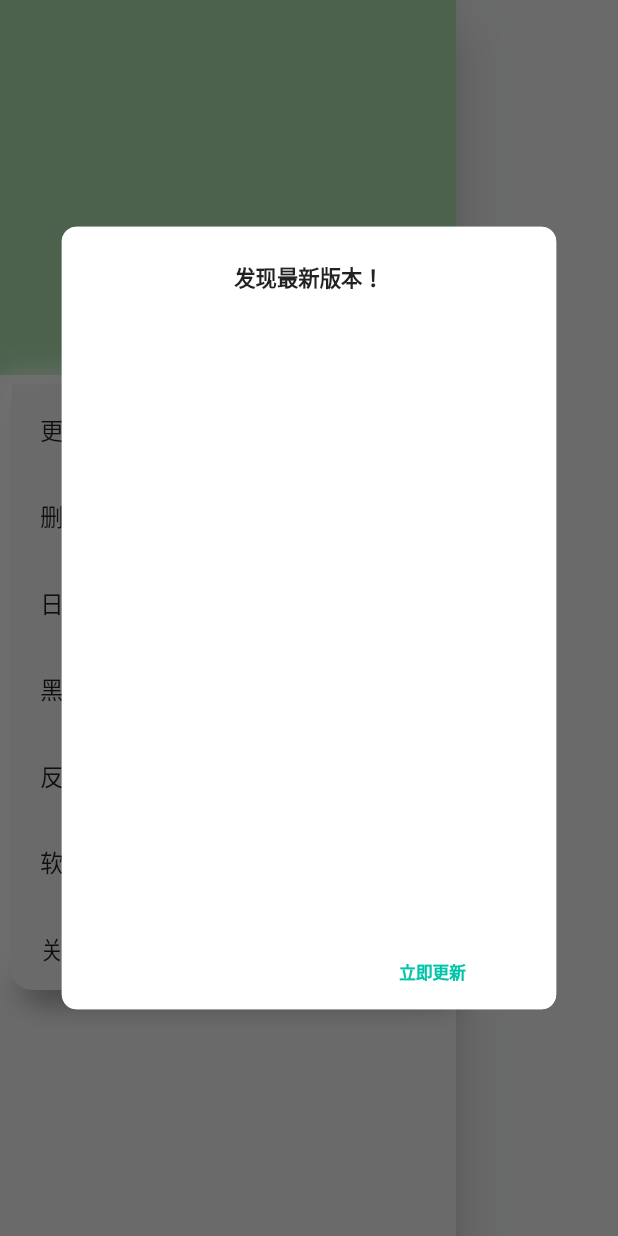
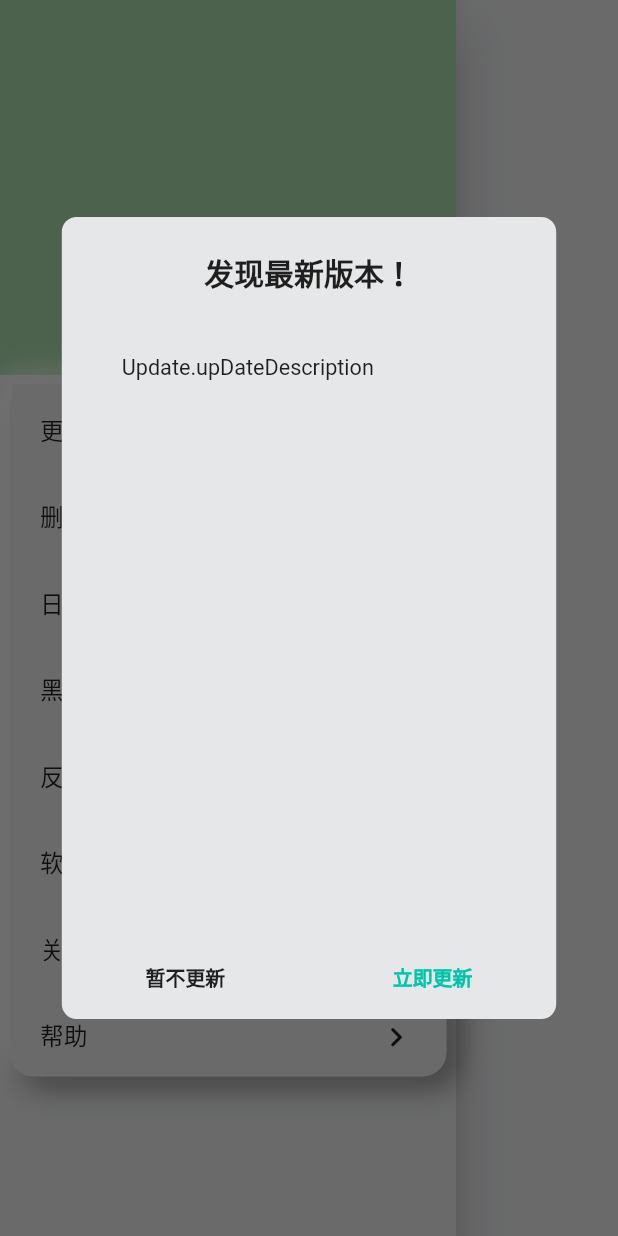
Before and after one commit to VaIOReTto1/CumtLogin, a Flutter app: the DrawerPage widget shown alone on an empty page, opened directly, after a tap on "软件更新", on a phone screen of 412 x 824 dp. Run offline on Flutter 3.47's test engine with Material 2 defaults, Android fonts, the phone set to English and light mode, and no system bars; our stand-ins replace cached_network_image, dio, flutter_screenutil, image_picker, material_design_icons_flutter, package_info and 1 more; missing offline and left inert: flutter_picker; accounts and stored records are empty; network calls fail.

Commit message:
feature:add_help_page_and_q_button
feature:add_help_page_and_q_button

```diff
--- a/lib/drawer/drawer_button.dart
+++ b/lib/drawer/drawer_button.dart
@@ -7,6 +7,7 @@ import 'package:provider/provider.dart';
 import '../config.dart';
 import 'aboutUs/pages/about_page.dart';
 import 'feedback/feedback.dart';
+import 'help/help_page.dart';
 
 class AboutButton extends StatefulWidget {
   const AboutButton({Key? key, }) : super(key: key);
@@ -192,3 +193,35 @@ class _FeedBackButtonState extends State<FeedBackButton> {
         ));
   }
 }
+
+class HelpButton extends StatefulWidget {
+  const HelpButton({Key? key}) : super(key: key);
+
+  @override
+  State<HelpButton> createState() => _HelpButtonState();
+}
+
+class _HelpButtonState extends State<HelpButton> {
+  @override
+  Widget build(BuildContext context) {
+    return InkWell(
+        onTap: () {
+          toHelpPage(context);
+        },
+        child: SizedBox(
+          width: MediaQuery.of(context).size.width*0.7,
+          height: MediaQuery.of(context).size.height*0.07,
+          child: Padding(
+              padding: EdgeInsets.all(UIConfig.paddingAll*3),
+              child: Row(
+                children: [
+                  Expanded(
+                    child: Text("帮助", style: TextStyle( fontSize: UIConfig.fontSizeMain * 1.2)),
+                  ),
+                  Icon(Icons.keyboard_arrow_right_rounded,size: UIConfig.fontSizeMin * 2.5,),
+                ],
+              )
+          ),
+        ));
+  }
+}
--- a/lib/drawer/drawer_page.dart
+++ b/lib/drawer/drawer_page.dart
@@ -19,9 +19,11 @@ class _DrawerPageState extends State<DrawerPage> {
     return Drawer(
         child: Column(
           children: [
-            Container(
-              height: 250,
-              color: Theme.of(context).colorScheme.primary,
+            SingleChildScrollView(
+              child: Container(
+                height: 250,
+                color: Theme.of(context).colorScheme.primary,
+              ),
             ),
             Padding(
                   padding: EdgeInsets.all(UIConfig.paddingAll),
@@ -51,7 +53,8 @@ class _DrawerPageState extends State<DrawerPage> {
                             ThemeButton(themeData: AppTheme.darkTheme().themeData,text: "黑夜模式",),
                             const FeedBackButton(),
                             const UpdatecheckButton(),
-                            const AboutButton()
+                            const AboutButton(),
+                            const HelpButton()
                           ],
                         ),
                       )
--- a/lib/drawer/theme/theme_color.dart
+++ b/lib/drawer/theme/theme_color.dart
@@ -9,13 +9,9 @@ class AppTheme {
   factory AppTheme.darkTheme() {
     return AppTheme(
       ThemeData(
-        drawerTheme: DrawerThemeData(
-            backgroundColor: Colors.grey.shade700
-        ),
+        drawerTheme: DrawerThemeData(backgroundColor: Colors.grey.shade700),
         appBarTheme: AppBarTheme(
-            iconTheme: IconThemeData(
-color: Colors.white
-            ),
+            iconTheme: IconThemeData(color: Colors.white),
             toolbarTextStyle: const TextTheme(
               //更改appbar标题颜色
               titleLarge: TextStyle(
@@ -59,7 +55,7 @@ color: Colors.white
           //Picker颜色
           secondary: Colors.black87,
           error: Colors.redAccent[700]!,
-          background: Colors.grey.shade700,
+          background: Colors.grey[700]!,
           brightness: Brightness.dark,
           onBackground: Colors.black38,
           onError: Colors.white,
@@ -76,8 +72,7 @@ color: Colors.white
     return AppTheme(
       ThemeData(
         drawerTheme: const DrawerThemeData(
-          backgroundColor: Color.fromRGBO(230, 231, 233, 1)
-        ),
+            backgroundColor: Color.fromRGBO(230, 231, 233, 1)),
         appBarTheme: AppBarTheme(
             toolbarTextStyle: const TextTheme(
               //更改appbar标题颜色
@@ -99,17 +94,19 @@ color: Colors.white
         //更改弹窗颜色
         popupMenuTheme: PopupMenuThemeData(
           //更改按钮弹窗颜色
-            color: Colors.green[100],),
+          color: Colors.green[100],
+        ),
 
         outlinedButtonTheme: OutlinedButtonThemeData(
           style: ButtonStyle(
-            side: MaterialStateProperty.all(BorderSide(color: Colors.green[200]!)),
+            side: MaterialStateProperty.all(
+                BorderSide(color: Colors.green[200]!)),
             //更改边框颜色
             foregroundColor:
-            MaterialStateProperty.all(Colors.greenAccent[200]), //更改按钮字体颜色
+                MaterialStateProperty.all(Colors.greenAccent[200]), //更改按钮字体颜色
           ),
         ),
-        elevatedButtonTheme:  ElevatedButtonThemeData(
+        elevatedButtonTheme: ElevatedButtonThemeData(
             style: ButtonStyle(
                 backgroundColor: MaterialStatePropertyAll(Colors.green[200]))),
 
@@ -136,7 +133,7 @@ color: Colors.white
 }
 
 class ThemeProvider with ChangeNotifier {
-  static ThemeData _themeData = ThemeData.light();
+  static ThemeData _themeData = AppTheme.LightTheme().themeData;
   static Brightness _brightness = Brightness.light;
   static const String _themeKey = 'brightness';
 
--- a/lib/drawer/update/app_upgrade2.dart
+++ b/lib/drawer/update/app_upgrade2.dart
@@ -105,15 +105,14 @@ class _UpgradeDialogState extends State<UpgradeDialog> {
     return new Center(
       // 剧中组件
       child: new Material(
+        color: Theme.of(context).colorScheme.background,
         borderRadius: BorderRadius.circular(UIConfig.borderRadiusEntry),
         child: new Container(
           width: MediaQuery.of(context).size.width * 0.8, // 宽度是整宽的百分之80
           padding: EdgeInsets.fromLTRB(
               0, UIConfig.paddingVertical * 2, 0, UIConfig.paddingVertical * 2),
           decoration: BoxDecoration(
-            color: Theme.of(context).colorScheme.primary == Colors.blue
-                ? Colors.grey.shade300
-                : Theme.of(context).cardColor,
+            color: Theme.of(context).colorScheme.background,
             borderRadius: BorderRadius.all(
                 Radius.circular(UIConfig.borderRadiusEntry)), // 圆角
           ),
@@ -127,7 +126,7 @@ class _UpgradeDialogState extends State<UpgradeDialog> {
                 child: Text("发现最新版本！",
                     style: TextStyle(
                         fontWeight: FontWeight.bold,
-                        fontSize: UIConfig.fontSizeSubTitle)),
+                        fontSize: UIConfig.fontSizeSubTitle*1.5)),
               ),
               Container(
                 height: 400,
@@ -139,11 +138,7 @@ class _UpgradeDialogState extends State<UpgradeDialog> {
                           horizontal: 40.0, vertical: 15.0),
                       child: new Text('$Update.upDateDescription',
                           style: new TextStyle(
-                              color: Theme.of(context).colorScheme.primary ==
-                                      Colors.blue
-                                  ? Color(0xff7A7A7A)
-                                  : Colors.white,
-                              fontSize: UIConfig.fontSizeSubMain))),
+                              fontSize: UIConfig.fontSizeSubMain*1.4))),
                 ),
               ),
               Row(
@@ -156,13 +151,7 @@ class _UpgradeDialogState extends State<UpgradeDialog> {
                               child: Text("暂不更新",
                                   style: TextStyle(
                                       fontWeight: FontWeight.w600,
-                                      color: Theme.of(context)
-                                                  .colorScheme
-                                                  .primary ==
-                                              Colors.blue
-                                          ? Colors.black38
-                                          : Colors.white,
-                                      fontSize: UIConfig.fontSizeSubMain)))),
+                                      fontSize: UIConfig.fontSizeSubMain*1.3)))),
                       onTap: () async {
                         Update.saveIsIgnore(true);
                         setState(() {
@@ -181,7 +170,7 @@ class _UpgradeDialogState extends State<UpgradeDialog> {
                                   style: TextStyle(
                                       fontWeight: FontWeight.w600,
                                       color: Color(0xff00c5a8),
-                                  fontSize: UIConfig.fontSizeSubMain)),
+                                      fontSize: UIConfig.fontSizeSubMain*1.3)),
                             )),
                         onTap: () async {
                           Update.saveIsIgnore(false);
@@ -219,48 +208,42 @@ class _UpgradeDialog2State extends State<UpgradeDialog2> {
 
   @override
   Widget build(BuildContext context) {
-    return Center(
+    return new Center(
       // 剧中组件
-      child: Material(
+      child: new Material(
+        color: Theme.of(context).colorScheme.background,
         borderRadius: BorderRadius.circular(UIConfig.borderRadiusEntry),
-        child: Container(
+        child: new Container(
           width: MediaQuery.of(context).size.width * 0.8, // 宽度是整宽的百分之80
           padding: EdgeInsets.fromLTRB(
               0, UIConfig.paddingVertical * 2, 0, UIConfig.paddingVertical * 2),
           decoration: BoxDecoration(
-            color: Theme.of(context).colorScheme.primary == Colors.blue
-                ? Colors.grey.shade300
-                : Theme.of(context).cardColor,
-            borderRadius: const BorderRadius.all(
+            borderRadius: BorderRadius.all(
                 Radius.circular(UIConfig.borderRadiusEntry)), // 圆角
           ),
           child: Wrap(
             runSpacing: 10,
             children: <Widget>[
               Container(
-                padding: const EdgeInsets.symmetric(vertical: 15, horizontal: 20),
+                padding: EdgeInsets.symmetric(vertical: 15, horizontal: 20),
                 width: double.infinity,
                 alignment: Alignment.center,
                 child: Text("发现最新版本！",
                     style: TextStyle(
                         fontWeight: FontWeight.bold,
-                        fontSize: UIConfig.fontSizeSubTitle)),
+                        fontSize: UIConfig.fontSizeSubTitle*1.4)),
               ),
               Container(
                 height: 400,
                 width: double.infinity,
-                child: SingleChildScrollView(
-                  physics: const BouncingScrollPhysics(),
+                child: new SingleChildScrollView(
+                  physics: BouncingScrollPhysics(),
                   child: Padding(
-                      padding: const EdgeInsets.symmetric(
+                      padding: EdgeInsets.symmetric(
                           horizontal: 40.0, vertical: 15.0),
-                      child: Text('$Update.upDateDescription',
-                          style: TextStyle(
-                              color: Theme.of(context).colorScheme.primary ==
-                                  Colors.blue
-                                  ? const Color(0xff7A7A7A)
-                                  : Colors.white,
-                              fontSize: UIConfig.fontSizeSubMain))),
+                      child: new Text('$Update.upDateDescription',
+                          style: new TextStyle(
+                              fontSize: UIConfig.fontSizeSubMain*1.3))),
                 ),
               ),
               Row(
@@ -269,17 +252,11 @@ class _UpgradeDialog2State extends State<UpgradeDialog2> {
                     child: InkWell(
                       child: Center(
                           child: Container(
-                              padding: const EdgeInsets.symmetric(vertical: 10),
+                              padding: EdgeInsets.symmetric(vertical: 10),
                               child: Text("暂不更新",
                                   style: TextStyle(
                                       fontWeight: FontWeight.w600,
-                                      color: Theme.of(context)
-                                          .colorScheme
-                                          .primary ==
-                                          Colors.blue
-                                          ? Colors.black38
-                                          : Colors.white,
-                                      fontSize: UIConfig.fontSizeSubMain)))),
+                                      fontSize: UIConfig.fontSizeSubMain*1.2)))),
                       onTap: () async {
                         Navigator.of(context).pop();
                       },
@@ -289,12 +266,12 @@ class _UpgradeDialog2State extends State<UpgradeDialog2> {
                     child: InkWell(
                         child: Center(
                             child: Container(
-                              padding: const EdgeInsets.symmetric(vertical: 10),
+                              padding: EdgeInsets.symmetric(vertical: 10),
                               child: Text("立即更新",
                                   style: TextStyle(
                                       fontWeight: FontWeight.w600,
-                                      color: const Color(0xff00c5a8),
-                                      fontSize: UIConfig.fontSizeSubMain)),
+                                      color: Color(0xff00c5a8),
+                                      fontSize: UIConfig.fontSizeSubMain*1.2)),
                             )),
                         onTap: () async {
                           launchUrl(Update.uri);
--- a/lib/shortcut/edit.dart
+++ b/lib/shortcut/edit.dart
@@ -77,9 +77,7 @@ class _EditDialogState extends State<EditDialog> {
         decoration: BoxDecoration(
             borderRadius: BorderRadius.circular(UIConfig.borderRadiusBox),
             border: Border.all(
-                color: Theme.of(context).colorScheme.primary == Colors.blue
-                    ? const Color.fromRGBO(230, 231, 233, 1)
-                    : Theme.of(context).colorScheme.primary,
+                color: Theme.of(context).colorScheme.background,
                 width: 2.0
             )
         ),
--- a/lib/shortcut/input.dart
+++ b/lib/shortcut/input.dart
@@ -61,6 +61,7 @@ class _InputDialogState extends State<InputDialog> {
   @override
   Widget build(BuildContext context) {
     return Dialog(
+      backgroundColor: Theme.of(context).cardColor,
       shape: RoundedRectangleBorder(
         borderRadius: BorderRadius.circular(UIConfig.borderRadiusBox)
       ),
@@ -70,7 +71,7 @@ class _InputDialogState extends State<InputDialog> {
         decoration: BoxDecoration(
             borderRadius: BorderRadius.circular(UIConfig.borderRadiusBox),
             border: Border.all(
-            color: Theme.of(context).colorScheme.primary,
+            color: Theme.of(context).cardColor,
           width: 2.0
       )
         ),
@@ -120,6 +121,7 @@ class _InputDialogState extends State<InputDialog> {
         decoration: InputDecoration(
           labelText: labelText,
           border: OutlineInputBorder(
+            borderSide: BorderSide(color: Theme.of(context).colorScheme.background),
               borderRadius: BorderRadius.circular(UIConfig.borderRadiusEntry),
           ),
         ),
```
Also changed, not shown: lib/drawer/aboutUs/cpns/project_group.dart (+58 -45 lines), lib/drawer/aboutUs/pages/about_page.dart (+8 -2 lines), lib/drawer/help/help_page.dart (added, +77 -0 lines), lib/main.dart (+55 -13 lines), lib/utils/utils.dart (+4 -6 lines), images/Android1.png (added), images/Android2.png (added), images/iOS.png (added), pubspec.lock. Lines whose indentation alone changed are shown as unchanged.
